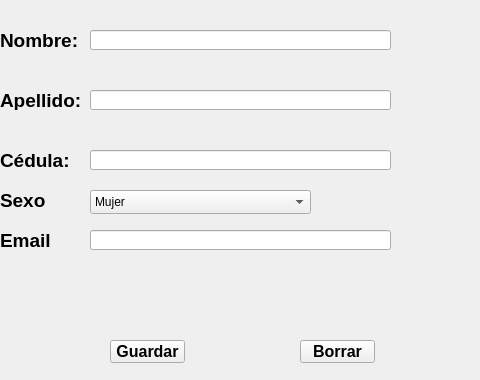
zury710/GIU, file src/UI/vtnPrincipal.ui: the form before one commit; both pictures show x 120 to 600 and y 0 to 380 of the 800 by 600 pixel window.
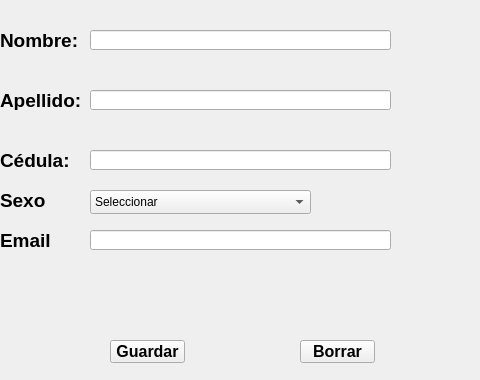
The form after the commit.

The edit to the form file:
```diff
--- a/src/UI/vtnPrincipal.ui
+++ b/src/UI/vtnPrincipal.ui
@@ -170,7 +170,7 @@
      <string>Email</string>
     </property>
    </widget>
-   <widget class="QLineEdit" name="cbSexo">
+   <widget class="QLineEdit" name="txtEmail">
     <property name="geometry">
      <rect>
       <x>210</x>
@@ -186,7 +186,7 @@
      <number>100</number>
     </property>
    </widget>
-   <widget class="QComboBox" name="cbSexo_2">
+   <widget class="QComboBox" name="cbSexo">
     <property name="geometry">
      <rect>
       <x>210</x>
@@ -195,6 +195,11 @@
       <height>24</height>
      </rect>
     </property>
+    <item>
+     <property name="text">
+      <string>Seleccionar</string>
+     </property>
+    </item>
     <item>
      <property name="text">
       <string>Mujer</string>
```
